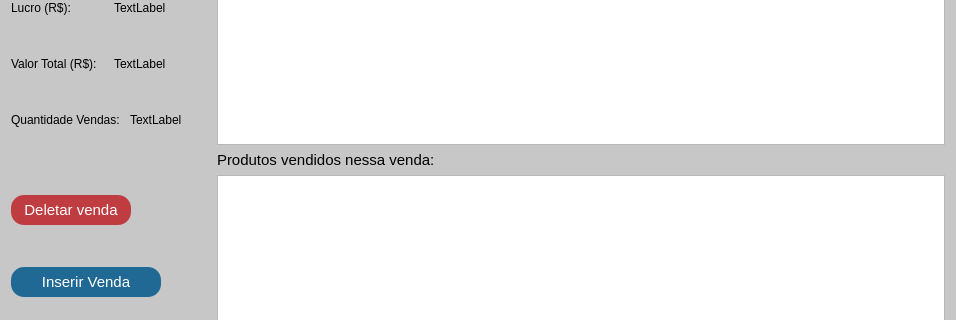
Before: the Qt Designer form vendas.ui in GabR36/QEstoqueLoja, drawn with Qt 5; both pictures show x 0 to 956 and y 190 to 510 of the 956 by 616 pixel window.
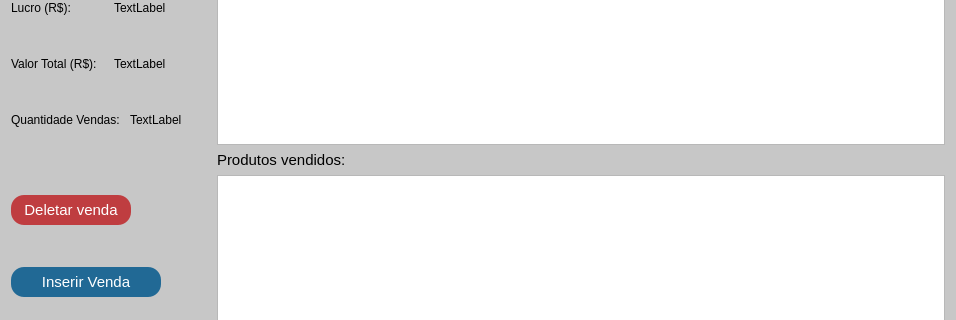
After: the same form once the commit is applied. Icons and pictures are not drawn.

Commit message: shortcuts para venda (F1,F2..)

```diff
--- a/vendas.ui
+++ b/vendas.ui
@@ -275,7 +275,7 @@
 font: 700 9pt &quot;Segoe UI&quot;;</string>
        </property>
        <property name="text">
-        <string>Produtos vendidos nessa venda:</string>
+        <string>Produtos vendidos:</string>
        </property>
       </widget>
      </item>
```
Left out of the diff: 4 changed lines with no effect on the pictures. The commit also changes 2 other files.
